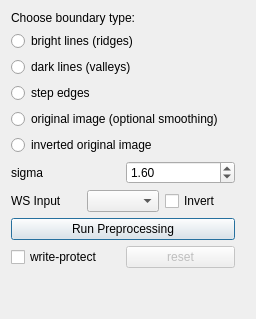
Old version of the form ilastik/workflows/carving/preprocessingDrawer.ui in the repository ilastik/ilastik.
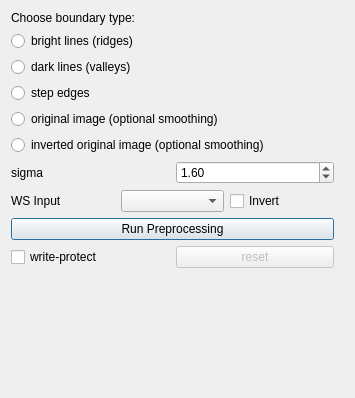
New version of the form. Icons and pictures are not drawn.

Commit message: add some tool tips to carving's preprocessing

What changed in the file:
```diff
--- a/ilastik/workflows/carving/preprocessingDrawer.ui
+++ b/ilastik/workflows/carving/preprocessingDrawer.ui
@@ -6,8 +6,8 @@
    <rect>
     <x>0</x>
     <y>0</y>
-    <width>256</width>
-    <height>319</height>
+    <width>355</width>
+    <height>398</height>
    </rect>
   </property>
   <property name="sizePolicy">
@@ -90,7 +90,7 @@
         <string>choose this filter for preprocessing</string>
        </property>
        <property name="text">
-        <string>inverted original image</string>
+        <string>inverted original image (optional smoothing)</string>
        </property>
       </widget>
      </item>
```
Left out of the diff: 10 changed lines with no effect on the pictures.
